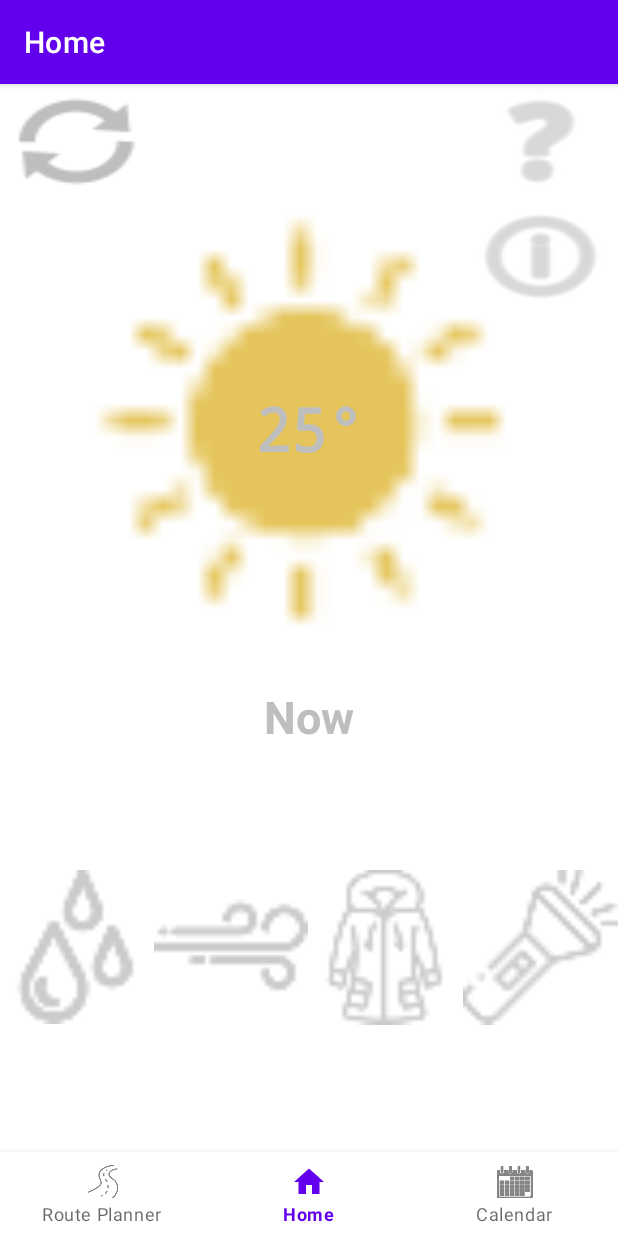
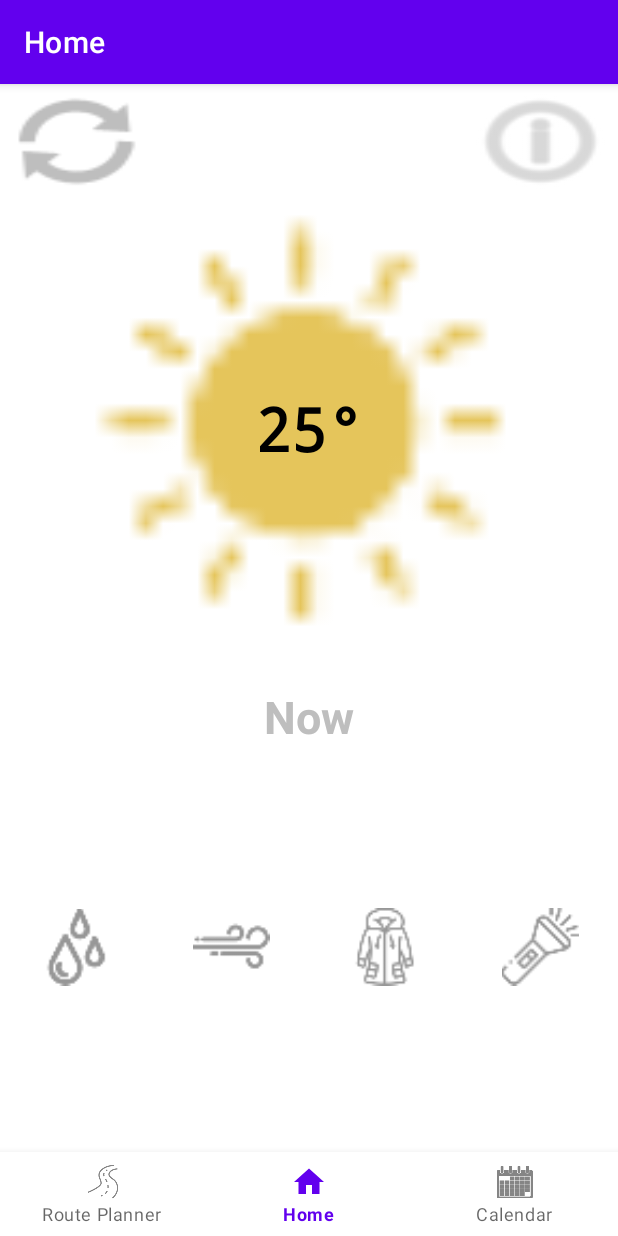
Before and after one commit to matefehervari/InteractionDesign, an Android app: the screen it shows after launch (MainActivity), on a phone screen of 412 x 824 dp. Run offline under Robolectric (Android 15) with nearby library versions, the phone set to English and light mode, and no system bars; our stand-ins replace Volley, navigation-ui.

Commit message:
Added indicator on/off colours to colors.xml, added snowy main image and added functionality for changing indicators based on weather data.

```diff
--- a/app/src/main/java/com/example/interactiondesigngroup19/ui/home/HomeFragment.java
+++ b/app/src/main/java/com/example/interactiondesigngroup19/ui/home/HomeFragment.java
@@ -12,6 +12,7 @@ import android.widget.TextView;
 
 import androidx.annotation.NonNull;
 import androidx.annotation.Nullable;
+import androidx.core.content.ContextCompat;
 import androidx.fragment.app.Fragment;
 import androidx.lifecycle.ViewModelProvider;
 import androidx.navigation.NavController;
@@ -44,13 +45,33 @@ public class HomeFragment extends Fragment {
 
         final TextView textView = binding.temperatureTextview;
         final ImageButton refresh = binding.refreshButton;
+        final ImageView mainImage = binding.weatherIconImageview;
 
-        final ImageView imageView = binding.weatherIconImageview;
+        final ImageView rainIndicatorImage = binding.imageView12;
+        final ImageView windIndicatorImage = binding.imageView19;
+        final ImageView coatIndicatorImage = binding.imageView20;
+        final ImageView lightIndicatorImage = binding.imageView21;
+
         refresh.setOnClickListener(new View.OnClickListener() {
             @Override
             public void onClick(View view) {
                 HomeViewModel.getText().observe(getViewLifecycleOwner(), textView::setText);
-                imageView.setImageResource(HomeViewModel.getImageID());
+                mainImage.setImageResource(HomeViewModel.getImageID());
+
+                // Changes the attributes of the indicator images to indicate on/off
+                rainIndicatorImage.setColorFilter(ContextCompat.getColor(getContext(), HomeViewModel.getRainTint()));
+                windIndicatorImage.setColorFilter(ContextCompat.getColor(getContext(), HomeViewModel.getWindTint()));
+                coatIndicatorImage.setColorFilter(ContextCompat.getColor(getContext(), HomeViewModel.getCoatTint()));
+                lightIndicatorImage.setColorFilter(ContextCompat.getColor(getContext(), HomeViewModel.getLightTint()));
+
+                rainIndicatorImage.setScaleX(HomeViewModel.getRainScale());
+                rainIndicatorImage.setScaleY(HomeViewModel.getRainScale());
+                windIndicatorImage.setScaleX(HomeViewModel.getWindScale());
+                windIndicatorImage.setScaleY(HomeViewModel.getWindScale());
+                coatIndicatorImage.setScaleX(HomeViewModel.getCoatScale());
+                coatIndicatorImage.setScaleY(HomeViewModel.getCoatScale());
+                lightIndicatorImage.setScaleX(HomeViewModel.getLightScale());
+                lightIndicatorImage.setScaleY(HomeViewModel.getLightScale());
 
             }
         });
--- a/app/src/main/java/com/example/interactiondesigngroup19/ui/home/HomeViewModel.java
+++ b/app/src/main/java/com/example/interactiondesigngroup19/ui/home/HomeViewModel.java
@@ -1,10 +1,21 @@
 package com.example.interactiondesigngroup19.ui.home;
 
+import static com.example.interactiondesigngroup19.apis.WebResourceAPI.CURRENT_WEATHER;
+
+import android.content.Context;
+import android.location.Location;
+
+import androidx.annotation.NonNull;
 import androidx.lifecycle.LiveData;
 import androidx.lifecycle.MutableLiveData;
 import androidx.lifecycle.ViewModel;
 
 import com.example.interactiondesigngroup19.R;
+import com.example.interactiondesigngroup19.apis.WebResourceAPI;
+import com.google.android.gms.tasks.OnFailureListener;
+import com.google.android.gms.tasks.OnSuccessListener;
+
+import org.json.JSONException;
 
 import java.time.Instant;
 
@@ -13,23 +24,49 @@ public class HomeViewModel extends ViewModel {
     private static MutableLiveData<String> mText;
     private static int mImageID;
 
+    private static int rainTint, windTint, coatTint, lightTint;
+    private static float rainScale, windScale, coatScale, lightScale;
+
     public HomeViewModel() {
         mText = new MutableLiveData<>();
 
+        // Get context for the current request (N.B. but not used by getWeatherForecast() ?)
+        Context currentContext = null;
 
-        // Get weather information in some format to store in these variables
-        // EDIT: Edit hard-coded assignments to fetch from weather object API
-        String generalWeatherDescription = "sunny";
+        // Get location from somewhere
+        Location currentLocation = null;
 
-        float probOfPrecipiation = 0.0f;
-        float volumeOfPrecipitation = 0.0f;
-        float windSpeed = 0.0f;
+        // Get 'time' as a long?
+        long time = 0;
 
-        float minTemperature = 298.0f;
-        float maxTemperature = 300.0f;
+        OnSuccessListener<WebResourceAPI.WeatherResult> weatherResultListener = new OnSuccessListener<WebResourceAPI.WeatherResult>() {
+            @Override
+            public void onSuccess(WebResourceAPI.WeatherResult weatherResult) {
+                processWeatherRequest(weatherResult);
+            }
+        };
 
-        // N.B. Or manually assign if that can be done
-        float currentTemperature = 0.5f * (minTemperature + maxTemperature);
+        // Deal with failure of API request?
+        OnFailureListener failureListener = new OnFailureListener() {
+            @Override
+            public void onFailure(@NonNull Exception e) {
+
+            }
+        };
+
+        WebResourceAPI.getWeatherForecast(currentContext, currentLocation, time, weatherResultListener, failureListener);
+
+        // processWeatherRequest();
+    }
+
+    public static void processWeatherRequest(WebResourceAPI.WeatherResult weatherResult) {
+
+        String generalWeatherDescription = weatherResult.main.toLowerCase();
+
+        float probOfPrecipiation = weatherResult.pop;
+        float volumeOfPrecipitation = weatherResult.rain;
+        float windSpeed = weatherResult.windSpeed;
+        float currentTemperature = weatherResult.temp;
 
         // N.B. Could alternatively convert to strings and compare like that
         Instant currentTime = Instant.now();
@@ -38,28 +75,42 @@ public class HomeViewModel extends ViewModel {
 
         // Formats the weather information for calculating front page information
         // Deals with the temperature and the main image
-        String formattedTemp = Integer.toString((int) currentTemperature) + "°C";
+        String formattedTemp = ((int) currentTemperature) + "°";
         mText.setValue(formattedTemp);
 
         switch (generalWeatherDescription) {
             case "sunny":
                 mImageID = R.drawable.sunny_main_image;
                 break;
-            case "cloudy":
+            case "snow":
+                mImageID = R.drawable.snowy_main_image;
+                break;
+            case "rain":
+            case "drizzle":
+                mImageID = R.drawable.rainy_main_image;
+                break;
+            case "clouds":
+            default:
                 mImageID = R.drawable.cloudy_main_image;
-                break;
-            case "rainy":
-                mImageID = R.drawable.rainy_main_image;
                 break;
         }
 
         // Deals with boolean indicator icon values
-        // N.B. Change some parameter for scaling and greyscale factor? (visual on/off)
         boolean rainIndicator = volumeOfPrecipitation > 0.5 && probOfPrecipiation > 0.15;
         boolean windIndicator = windSpeed > 4.5;
         boolean coatIndicator = rainIndicator || (currentTemperature < 298.0f && currentTemperature - 0.8f * windSpeed < 278.0f);
         boolean lightIndicator = currentTime.compareTo(sunriseTime) < 0 || currentTime.compareTo(sunsetTime) > 0;
 
+        // Sets the tint and scaling for the indicator icon values
+        rainTint = rainIndicator ? R.color.rain_indicator_on : R.color.indicator_off;
+        windTint = windIndicator ? R.color.wind_indicator_on : R.color.indicator_off;
+        coatTint = coatIndicator ? R.color.coat_indicator_on : R.color.indicator_off;
+        lightTint = lightIndicator ? R.color.light_indicator_on : R.color.indicator_off;
+
+        rainScale = rainIndicator ? 1.0f : 0.5f;
+        windScale = windIndicator ? 1.0f : 0.5f;
+        coatScale = coatIndicator ? 1.0f : 0.5f;
+        lightScale = lightIndicator ? 1.0f : 0.5f;
     }
 
     public static LiveData<String> getText() {
@@ -69,4 +120,30 @@ public class HomeViewModel extends ViewModel {
     public static int getImageID() {
         return mImageID;
     }
+
+    public static int getRainTint() {
+        return rainTint;
+    }
+    public static int getWindTint() {
+        return windTint;
+    }
+    public static int getCoatTint() {
+        return coatTint;
+    }
+    public static int getLightTint() {
+        return lightTint;
+    }
+
+    public static float getRainScale() {
+        return rainScale;
+    }
+    public static float getWindScale() {
+        return windScale;
+    }
+    public static float getCoatScale() {
+        return coatScale;
+    }
+    public static float getLightScale() {
+        return lightScale;
+    }
 }
--- a/app/src/main/res/layout/fragment_home.xml
+++ b/app/src/main/res/layout/fragment_home.xml
@@ -80,15 +80,6 @@
                 android:weightSum="2">
 
                 <ImageButton
-                    android:id="@+id/HelpButton"
-                    android:layout_width="match_parent"
-                    android:layout_height="0dp"
-                    android:layout_weight="1"
-                    android:background="@android:drawable/ic_menu_help"
-                    android:backgroundTint="@android:color/secondary_text_dark"
-                    tools:ignore="SpeakableTextPresentCheck" />
-
-                <ImageButton
                     android:id="@+id/InfoButton"
                     android:layout_width="match_parent"
                     android:layout_height="0dp"
@@ -124,7 +115,7 @@
             android:fontFamily="monospace"
             android:gravity="center_horizontal|center_vertical"
             android:text="25°"
-            android:textColor="@android:color/secondary_text_light_nodisable"
+            android:textColor="?android:attr/textColorPrimaryNoDisable"
             android:textSize="40sp"
             android:textStyle="bold" />
 
@@ -152,8 +143,10 @@
                 android:layout_height="fill_parent"
                 android:layout_weight="1"
                 android:foregroundTint="@android:color/secondary_text_light"
+                android:scaleX="0.5"
+                android:scaleY="0.5"
                 android:src="@drawable/rain_indicator_icon"
-                app:tint="@android:color/secondary_text_dark" />
+                app:tint="@color/indicator_off" />
 
             <ImageView
                 android:id="@+id/imageView19"
@@ -161,8 +154,10 @@
                 android:layout_height="fill_parent"
                 android:layout_weight="1"
                 android:foregroundTint="@android:color/secondary_text_light"
+                android:scaleX="0.5"
+                android:scaleY="0.5"
                 android:src="@drawable/wind_indicator_icon"
-                app:tint="@android:color/secondary_text_dark" />
+                app:tint="@color/indicator_off" />
 
             <ImageView
                 android:id="@+id/imageView20"
@@ -170,8 +165,10 @@
                 android:layout_height="fill_parent"
                 android:layout_weight="1"
                 android:foregroundTint="@android:color/secondary_text_light"
+                android:scaleX="0.5"
+                android:scaleY="0.5"
                 android:src="@drawable/coat_indicator_icon"
-                app:tint="@android:color/secondary_text_dark" />
+                app:tint="@color/indicator_off" />
 
             <ImageView
                 android:id="@+id/imageView21"
@@ -179,8 +176,10 @@
                 android:layout_height="fill_parent"
                 android:layout_weight="1"
                 android:foregroundTint="@android:color/secondary_text_light"
+                android:scaleX="0.5"
+                android:scaleY="0.5"
                 android:src="@drawable/light_indicator_icon"
-                app:tint="@android:color/secondary_text_dark" />
+                app:tint="@color/indicator_off" />
 
         </LinearLayout>
 
--- a/app/src/main/res/values/colors.xml
+++ b/app/src/main/res/values/colors.xml
@@ -7,4 +7,12 @@
     <color name="teal_700">#FF018786</color>
     <color name="black">#FF000000</color>
     <color name="white">#FFFFFFFF</color>
+
+    <color name="rain_indicator_on">#FF2D94BA</color>
+    <color name="wind_indicator_on">#FF29775B</color>
+    <color name="coat_indicator_on">#FF863730</color>
+    <color name="light_indicator_on">#FF7D661C</color>
+    <color name="indicator_off">#FF7D7D7D</color>
+
+
 </resources>
```
Also changed, not shown: app/src/main/res/drawable-hdpi/snowy_main_image.png (added), app/src/main/res/drawable-mdpi/snowy_main_image.png (added), app/src/main/res/drawable-xhdpi/snowy_main_image.png (added), app/src/main/res/drawable-xxhdpi/snowy_main_image.png (added), app/src/main/res/drawable-xxxhdpi/snowy_main_image.png (added).
